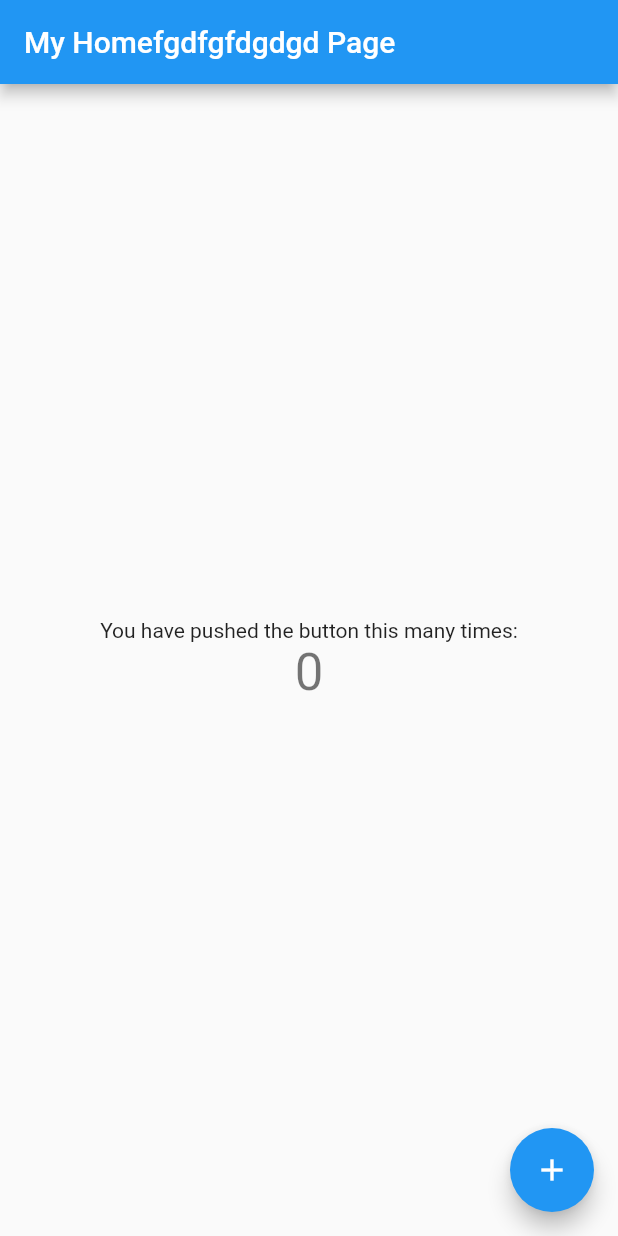
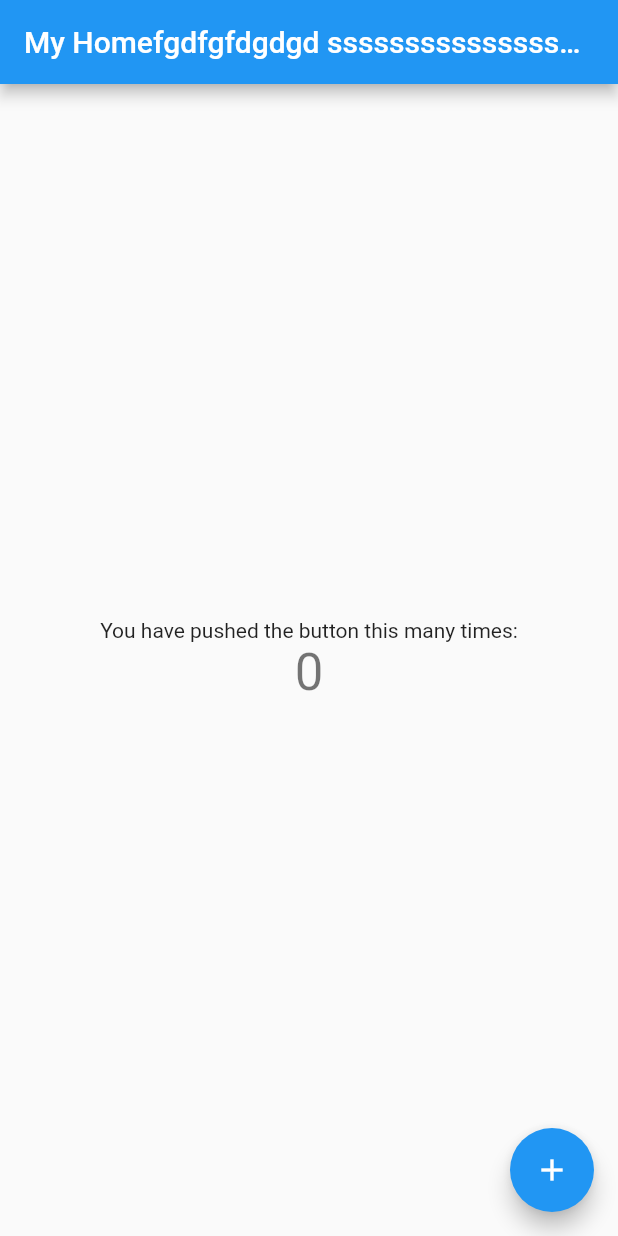
Before and after one commit to techolation/Visit_provision_no_4, a Flutter app: the screen it shows after launch, on a phone screen of 412 x 824 dp. Run offline on Flutter 3.47's test engine with Material 2 defaults, Android fonts, the phone set to English and light mode, and no system bars.

Commit message:
fifth commit

```diff
--- a/lib/main.dart
+++ b/lib/main.dart
@@ -20,7 +20,7 @@ class MyApp extends StatelessWidget {
         // is not restarted.
         primarySwatch: Colors.blue,
       ),
-      home: MyHomePage(title: 'My Homefgdfgfdgdgd Page'),
+      home: MyHomePage(title: 'My Homefgdfgfdgdgd sssssssssssssssssssssssssssssssssssPage'),
     );
   }
 }
```
